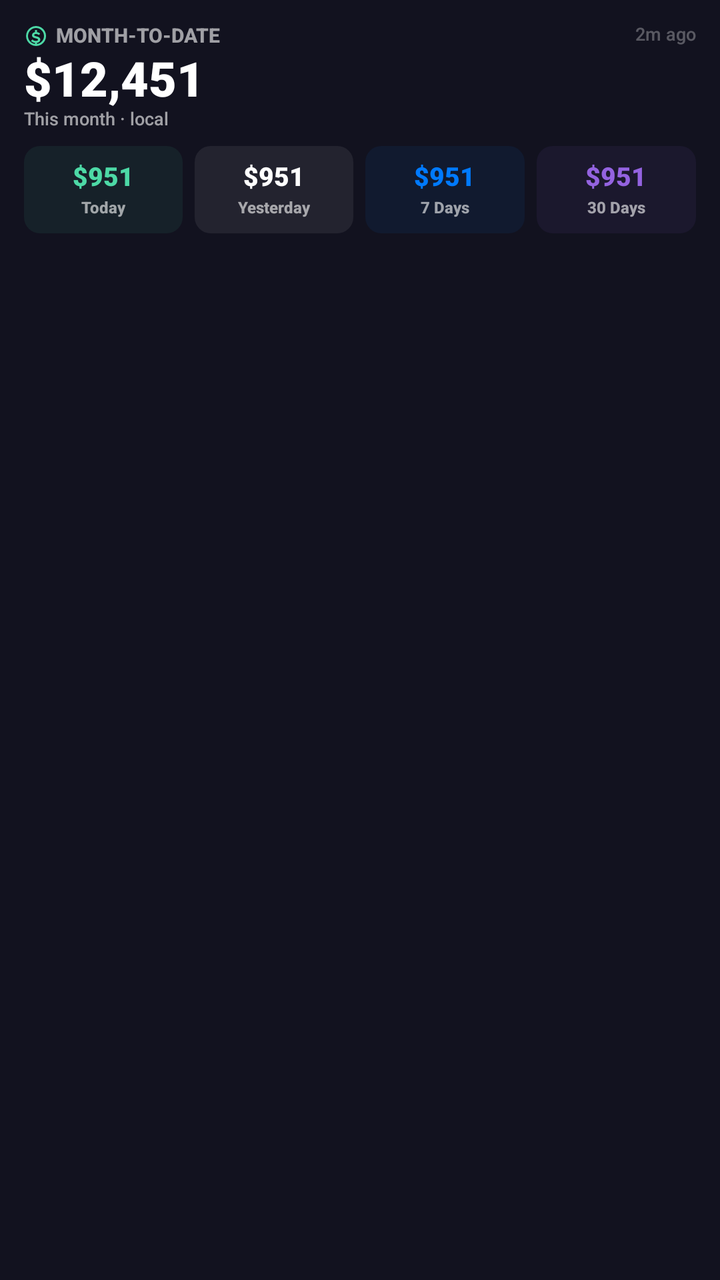
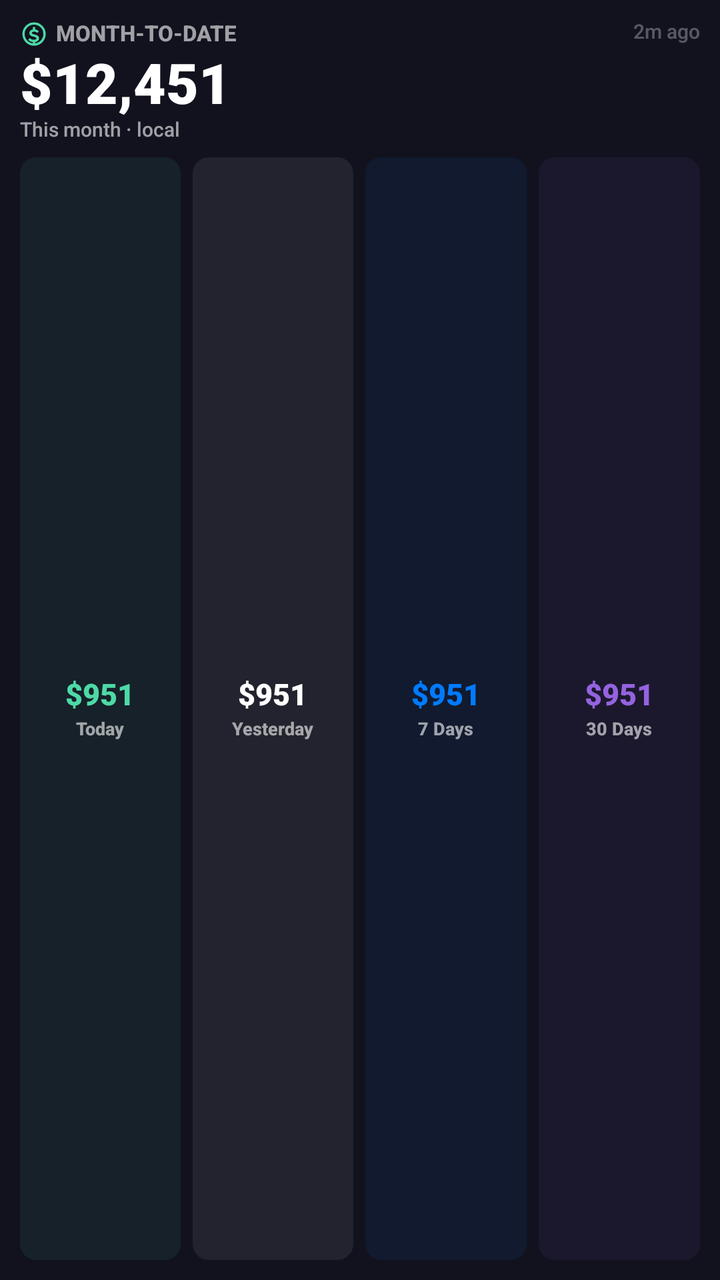

Compare the two renders of this Android layout. The source of the first and the diff that turns it into the second are given below.
<!-- AndroidManifest.xml: fallback theme Theme.MaterialComponents.DayNight.NoActionBar -->
<!-- res/layout/revenue_tab_widget_medium.xml -->
<?xml version="1.0" encoding="utf-8"?>
<LinearLayout xmlns:android="http://schemas.android.com/apk/res/android"
    android:id="@+id/widgetRoot"
    android:layout_width="match_parent"
    android:layout_height="match_parent"
    android:orientation="vertical"
    android:padding="12dp"
    android:background="@color/widgetBackground">

    <LinearLayout android:layout_width="match_parent" android:layout_height="wrap_content" android:orientation="horizontal" android:gravity="top">
        <LinearLayout android:layout_width="0dp" android:layout_height="wrap_content" android:layout_weight="1" android:orientation="vertical">
            <LinearLayout android:layout_width="wrap_content" android:layout_height="wrap_content" android:orientation="horizontal" android:gravity="center_vertical">
                <ImageView
            android:layout_width="12dp"
            android:layout_height="12dp"
            android:src="@drawable/ic_widget_dollar_circle"
            android:contentDescription="@null" />
                <TextView android:layout_width="wrap_content" android:layout_height="wrap_content" android:text="MONTH-TO-DATE" android:textSize="10sp" android:textStyle="bold" android:layout_marginStart="4dp" android:textColor="@color/widgetTextSecondary" android:fontFamily="sans-serif-medium" android:includeFontPadding="false" />
            </LinearLayout>
            <TextView android:id="@+id/tvMtdRevenue" android:layout_width="wrap_content" android:layout_height="wrap_content" android:text="$12,451" android:textSize="24sp" android:textStyle="bold" android:maxLines="1" android:ellipsize="end" android:layout_marginTop="2dp" android:textColor="@color/widgetTextPrimary" android:fontFamily="sans-serif-black" android:includeFontPadding="false" />
            <TextView android:id="@+id/tvMtdLabel" android:layout_width="wrap_content" android:layout_height="wrap_content" android:text="This month · local" android:textSize="9sp" android:textColor="@color/widgetTextSecondary" android:fontFamily="sans-serif-medium" android:includeFontPadding="false" />
        </LinearLayout>
        <TextView android:id="@+id/tvLastUpdated" android:layout_width="wrap_content" android:layout_height="wrap_content" android:text="2m ago" android:textSize="9sp" android:textColor="@color/widgetTextQuaternary" android:fontFamily="sans-serif-medium" android:includeFontPadding="false" />
    </LinearLayout>

    <LinearLayout android:layout_width="match_parent" android:layout_height="wrap_content" android:orientation="horizontal" android:layout_marginTop="8dp">
        <LinearLayout android:layout_width="0dp" android:layout_height="wrap_content" android:layout_weight="1" android:orientation="vertical" android:gravity="center" android:paddingTop="8dp" android:paddingBottom="8dp" android:background="@drawable/bg_period_card_today">
            <TextView android:id="@+id/tvToday" android:layout_width="wrap_content" android:layout_height="wrap_content" android:text="$951" android:textSize="13sp" android:textStyle="bold" android:textColor="@color/widgetAccent" android:fontFamily="sans-serif-black" android:includeFontPadding="false" android:maxLines="1" android:ellipsize="end" />
            <TextView android:layout_width="wrap_content" android:layout_height="wrap_content" android:text="Today" android:textSize="8sp" android:textStyle="bold" android:layout_marginTop="3dp" android:textColor="@color/widgetTextSecondary" android:fontFamily="sans-serif-medium" android:includeFontPadding="false" />
        </LinearLayout>
        <LinearLayout android:layout_width="0dp" android:layout_height="wrap_content" android:layout_weight="1" android:orientation="vertical" android:gravity="center" android:paddingTop="8dp" android:paddingBottom="8dp" android:background="@drawable/bg_period_card_yesterday" android:layout_marginStart="6dp">
            <TextView android:id="@+id/tvYesterday" android:layout_width="wrap_content" android:layout_height="wrap_content" android:text="$951" android:textSize="13sp" android:textStyle="bold" android:textColor="@color/widgetTextPrimary" android:fontFamily="sans-serif-black" android:includeFontPadding="false" android:maxLines="1" android:ellipsize="end" />
            <TextView android:layout_width="wrap_content" android:layout_height="wrap_content" android:text="Yesterday" android:textSize="8sp" android:textStyle="bold" android:layout_marginTop="3dp" android:textColor="@color/widgetTextSecondary" android:fontFamily="sans-serif-medium" android:includeFontPadding="false" />
        </LinearLayout>
        <LinearLayout android:layout_width="0dp" android:layout_height="wrap_content" android:layout_weight="1" android:orientation="vertical" android:gravity="center" android:paddingTop="8dp" android:paddingBottom="8dp" android:background="@drawable/bg_period_card_7days" android:layout_marginStart="6dp">
            <TextView android:id="@+id/tvLast7" android:layout_width="wrap_content" android:layout_height="wrap_content" android:text="$951" android:textSize="13sp" android:textStyle="bold" android:textColor="@color/appleBlue" android:fontFamily="sans-serif-black" android:includeFontPadding="false" android:maxLines="1" android:ellipsize="end" />
            <TextView android:layout_width="wrap_content" android:layout_height="wrap_content" android:text="7 Days" android:textSize="8sp" android:textStyle="bold" android:layout_marginTop="3dp" android:textColor="@color/widgetTextSecondary" android:fontFamily="sans-serif-medium" android:includeFontPadding="false" />
        </LinearLayout>
        <LinearLayout android:layout_width="0dp" android:layout_height="wrap_content" android:layout_weight="1" android:orientation="vertical" android:gravity="center" android:paddingTop="8dp" android:paddingBottom="8dp" android:background="@drawable/bg_period_card_30days" android:layout_marginStart="6dp">
            <TextView android:id="@+id/tvLast30" android:layout_width="wrap_content" android:layout_height="wrap_content" android:text="$951" android:textSize="13sp" android:textStyle="bold" android:textColor="@color/renewalPurple" android:fontFamily="sans-serif-black" android:includeFontPadding="false" android:maxLines="1" android:ellipsize="end" />
            <TextView android:layout_width="wrap_content" android:layout_height="wrap_content" android:text="30 Days" android:textSize="8sp" android:textStyle="bold" android:layout_marginTop="3dp" android:textColor="@color/widgetTextSecondary" android:fontFamily="sans-serif-medium" android:includeFontPadding="false" />
        </LinearLayout>
    </LinearLayout>
</LinearLayout>
<!-- resources referenced by this layout -->
<resources>
  <color name="appleBlue">#007AFF</color>
  <color name="renewalPurple">#9463E0</color>
  <color name="widgetAccent">#4DD9A6</color>
  <color name="widgetBackground">#12121F</color>
  <color name="widgetTextPrimary">#FFFFFFFF</color>
  <color name="widgetTextQuaternary">#4DFFFFFF</color>
  <color name="widgetTextSecondary">#99FFFFFF</color>
  <!-- drawable bg_period_card_30days (drawable) -->
  <?xml version="1.0" encoding="utf-8"?>
  <shape xmlns:android="http://schemas.android.com/apk/res/android"
      android:shape="rectangle">
      <solid android:color="#129463E0" />
      <corners android:radius="8dp" />
  </shape>
  <!-- drawable bg_period_card_7days (drawable) -->
  <?xml version="1.0" encoding="utf-8"?>
  <shape xmlns:android="http://schemas.android.com/apk/res/android"
      android:shape="rectangle">
      <solid android:color="#12007AFF" />
      <corners android:radius="8dp" />
  </shape>
  <!-- drawable bg_period_card_today (drawable) -->
  <?xml version="1.0" encoding="utf-8"?>
  <shape xmlns:android="http://schemas.android.com/apk/res/android"
      android:shape="rectangle">
      <solid android:color="#124DD9A6" />
      <corners android:radius="8dp" />
  </shape>
  <!-- drawable bg_period_card_yesterday (drawable) -->
  <?xml version="1.0" encoding="utf-8"?>
  <shape xmlns:android="http://schemas.android.com/apk/res/android"
      android:shape="rectangle">
      <solid android:color="#12FFFFFF" />
      <corners android:radius="8dp" />
  </shape>
  <!-- drawable ic_widget_dollar_circle (drawable) -->
  <vector xmlns:android="http://schemas.android.com/apk/res/android" android:width="24dp" android:height="24dp" android:viewportWidth="24" android:viewportHeight="24">
      <path android:fillColor="@color/widgetAccent" android:pathData="M12,2a10,10 0,1 0,0.1,0M12,4a8,8 0,1 1,0,16a8,8 0,0 1,0,-16z"/>
      <path android:fillColor="@color/widgetAccent" android:pathData="M11,6h2v2.1c1.4,0.2 2.5,0.8 3.2,1.7l-1.5,1.3c-0.6,-0.7 -1.5,-1.1 -2.7,-1.1c-1.1,0 -1.8,0.4 -1.8,1.1c0,0.7 0.8,0.9 2.4,1.3c2,0.5 3.7,1.2 3.7,3.2c0,1.8 -1.3,3 -3.3,3.3V21h-2v-2.1c-1.8,-0.2 -3.1,-0.9 -4,-2l1.5,-1.4c0.8,0.9 1.9,1.4 3.3,1.4c1.4,0 2.2,-0.4 2.2,-1.2c0,-0.7 -0.7,-1 -2.4,-1.4C9.5,13.8 8,13.1 8,11.2c0,-1.6 1.2,-2.8 3,-3.1V6z"/>
  </vector>
</resources>

<!-- the commit's change to res/layout/revenue_tab_widget_medium.xml (unified diff, before → after) -->
@@ -4,41 +4,41 @@
     android:layout_width="match_parent"
     android:layout_height="match_parent"
     android:orientation="vertical"
-    android:padding="12dp"
+    android:padding="10dp"
     android:background="@color/widgetBackground">
 
     <LinearLayout android:layout_width="match_parent" android:layout_height="wrap_content" android:orientation="horizontal" android:gravity="top">
         <LinearLayout android:layout_width="0dp" android:layout_height="wrap_content" android:layout_weight="1" android:orientation="vertical">
             <LinearLayout android:layout_width="wrap_content" android:layout_height="wrap_content" android:orientation="horizontal" android:gravity="center_vertical">
                 <ImageView
-            android:layout_width="12dp"
-            android:layout_height="12dp"
+            android:layout_width="14dp"
+            android:layout_height="14dp"
             android:src="@drawable/ic_widget_dollar_circle"
             android:contentDescription="@null" />
-                <TextView android:layout_width="wrap_content" android:layout_height="wrap_content" android:text="MONTH-TO-DATE" android:textSize="10sp" android:textStyle="bold" android:layout_marginStart="4dp" android:textColor="@color/widgetTextSecondary" android:fontFamily="sans-serif-medium" android:includeFontPadding="false" />
+                <TextView android:layout_width="wrap_content" android:layout_height="wrap_content" android:text="MONTH-TO-DATE" android:textSize="11sp" android:textStyle="bold" android:layout_marginStart="4dp" android:textColor="@color/widgetTextSecondary" android:fontFamily="sans-serif-medium" android:includeFontPadding="false" />
             </LinearLayout>
-            <TextView android:id="@+id/tvMtdRevenue" android:layout_width="wrap_content" android:layout_height="wrap_content" android:text="$12,451" android:textSize="24sp" android:textStyle="bold" android:maxLines="1" android:ellipsize="end" android:layout_marginTop="2dp" android:textColor="@color/widgetTextPrimary" android:fontFamily="sans-serif-black" android:includeFontPadding="false" />
-            <TextView android:id="@+id/tvMtdLabel" android:layout_width="wrap_content" android:layout_height="wrap_content" android:text="This month · local" android:textSize="9sp" android:textColor="@color/widgetTextSecondary" android:fontFamily="sans-serif-medium" android:includeFontPadding="false" />
+            <TextView android:id="@+id/tvMtdRevenue" android:layout_width="wrap_content" android:layout_height="wrap_content" android:text="$12,451" android:textSize="28sp" android:textStyle="bold" android:maxLines="1" android:ellipsize="end" android:layout_marginTop="2dp" android:textColor="@color/widgetTextPrimary" android:fontFamily="sans-serif-black" android:includeFontPadding="false" />
+            <TextView android:id="@+id/tvMtdLabel" android:layout_width="wrap_content" android:layout_height="wrap_content" android:text="This month · local" android:textSize="10sp" android:textColor="@color/widgetTextSecondary" android:fontFamily="sans-serif-medium" android:includeFontPadding="false" />
         </LinearLayout>
-        <TextView android:id="@+id/tvLastUpdated" android:layout_width="wrap_content" android:layout_height="wrap_content" android:text="2m ago" android:textSize="9sp" android:textColor="@color/widgetTextQuaternary" android:fontFamily="sans-serif-medium" android:includeFontPadding="false" />
+        <TextView android:id="@+id/tvLastUpdated" android:layout_width="wrap_content" android:layout_height="wrap_content" android:text="2m ago" android:textSize="10sp" android:textColor="@color/widgetTextQuaternary" android:fontFamily="sans-serif-medium" android:includeFontPadding="false" />
     </LinearLayout>
 
-    <LinearLayout android:layout_width="match_parent" android:layout_height="wrap_content" android:orientation="horizontal" android:layout_marginTop="8dp">
-        <LinearLayout android:layout_width="0dp" android:layout_height="wrap_content" android:layout_weight="1" android:orientation="vertical" android:gravity="center" android:paddingTop="8dp" android:paddingBottom="8dp" android:background="@drawable/bg_period_card_today">
-            <TextView android:id="@+id/tvToday" android:layout_width="wrap_content" android:layout_height="wrap_content" android:text="$951" android:textSize="13sp" android:textStyle="bold" android:textColor="@color/widgetAccent" android:fontFamily="sans-serif-black" android:includeFontPadding="false" android:maxLines="1" android:ellipsize="end" />
-            <TextView android:layout_width="wrap_content" android:layout_height="wrap_content" android:text="Today" android:textSize="8sp" android:textStyle="bold" android:layout_marginTop="3dp" android:textColor="@color/widgetTextSecondary" android:fontFamily="sans-serif-medium" android:includeFontPadding="false" />
+    <LinearLayout android:layout_width="match_parent" android:layout_height="0dp" android:layout_weight="1" android:orientation="horizontal" android:layout_marginTop="8dp">
+        <LinearLayout android:layout_width="0dp" android:layout_height="match_parent" android:layout_weight="1" android:orientation="vertical" android:gravity="center" android:paddingTop="10dp" android:paddingBottom="10dp" android:background="@drawable/bg_period_card_today">
+            <TextView android:id="@+id/tvToday" android:layout_width="wrap_content" android:layout_height="wrap_content" android:text="$951" android:textSize="15sp" android:textStyle="bold" android:textColor="@color/widgetAccent" android:fontFamily="sans-serif-black" android:includeFontPadding="false" android:maxLines="1" android:ellipsize="end" />
+            <TextView android:layout_width="wrap_content" android:layout_height="wrap_content" android:text="Today" android:textSize="9sp" android:textStyle="bold" android:layout_marginTop="3dp" android:textColor="@color/widgetTextSecondary" android:fontFamily="sans-serif-medium" android:includeFontPadding="false" />
         </LinearLayout>
-        <LinearLayout android:layout_width="0dp" android:layout_height="wrap_content" android:layout_weight="1" android:orientation="vertical" android:gravity="center" android:paddingTop="8dp" android:paddingBottom="8dp" android:background="@drawable/bg_period_card_yesterday" android:layout_marginStart="6dp">
-            <TextView android:id="@+id/tvYesterday" android:layout_width="wrap_content" android:layout_height="wrap_content" android:text="$951" android:textSize="13sp" android:textStyle="bold" android:textColor="@color/widgetTextPrimary" android:fontFamily="sans-serif-black" android:includeFontPadding="false" android:maxLines="1" android:ellipsize="end" />
-            <TextView android:layout_width="wrap_content" android:layout_height="wrap_content" android:text="Yesterday" android:textSize="8sp" android:textStyle="bold" android:layout_marginTop="3dp" android:textColor="@color/widgetTextSecondary" android:fontFamily="sans-serif-medium" android:includeFontPadding="false" />
+        <LinearLayout android:layout_width="0dp" android:layout_height="match_parent" android:layout_weight="1" android:orientation="vertical" android:gravity="center" android:paddingTop="10dp" android:paddingBottom="10dp" android:background="@drawable/bg_period_card_yesterday" android:layout_marginStart="6dp">
+            <TextView android:id="@+id/tvYesterday" android:layout_width="wrap_content" android:layout_height="wrap_content" android:text="$951" android:textSize="15sp" android:textStyle="bold" android:textColor="@color/widgetTextPrimary" android:fontFamily="sans-serif-black" android:includeFontPadding="false" android:maxLines="1" android:ellipsize="end" />
+            <TextView android:layout_width="wrap_content" android:layout_height="wrap_content" android:text="Yesterday" android:textSize="9sp" android:textStyle="bold" android:layout_marginTop="3dp" android:textColor="@color/widgetTextSecondary" android:fontFamily="sans-serif-medium" android:includeFontPadding="false" />
         </LinearLayout>
-        <LinearLayout android:layout_width="0dp" android:layout_height="wrap_content" android:layout_weight="1" android:orientation="vertical" android:gravity="center" android:paddingTop="8dp" android:paddingBottom="8dp" android:background="@drawable/bg_period_card_7days" android:layout_marginStart="6dp">
-            <TextView android:id="@+id/tvLast7" android:layout_width="wrap_content" android:layout_height="wrap_content" android:text="$951" android:textSize="13sp" android:textStyle="bold" android:textColor="@color/appleBlue" android:fontFamily="sans-serif-black" android:includeFontPadding="false" android:maxLines="1" android:ellipsize="end" />
-            <TextView android:layout_width="wrap_content" android:layout_height="wrap_content" android:text="7 Days" android:textSize="8sp" android:textStyle="bold" android:layout_marginTop="3dp" android:textColor="@color/widgetTextSecondary" android:fontFamily="sans-serif-medium" android:includeFontPadding="false" />
+        <LinearLayout android:layout_width="0dp" android:layout_height="match_parent" android:layout_weight="1" android:orientation="vertical" android:gravity="center" android:paddingTop="10dp" android:paddingBottom="10dp" android:background="@drawable/bg_period_card_7days" android:layout_marginStart="6dp">
+            <TextView android:id="@+id/tvLast7" android:layout_width="wrap_content" android:layout_height="wrap_content" android:text="$951" android:textSize="15sp" android:textStyle="bold" android:textColor="@color/appleBlue" android:fontFamily="sans-serif-black" android:includeFontPadding="false" android:maxLines="1" android:ellipsize="end" />
+            <TextView android:layout_width="wrap_content" android:layout_height="wrap_content" android:text="7 Days" android:textSize="9sp" android:textStyle="bold" android:layout_marginTop="3dp" android:textColor="@color/widgetTextSecondary" android:fontFamily="sans-serif-medium" android:includeFontPadding="false" />
         </LinearLayout>
-        <LinearLayout android:layout_width="0dp" android:layout_height="wrap_content" android:layout_weight="1" android:orientation="vertical" android:gravity="center" android:paddingTop="8dp" android:paddingBottom="8dp" android:background="@drawable/bg_period_card_30days" android:layout_marginStart="6dp">
-            <TextView android:id="@+id/tvLast30" android:layout_width="wrap_content" android:layout_height="wrap_content" android:text="$951" android:textSize="13sp" android:textStyle="bold" android:textColor="@color/renewalPurple" android:fontFamily="sans-serif-black" android:includeFontPadding="false" android:maxLines="1" android:ellipsize="end" />
-            <TextView android:layout_width="wrap_content" android:layout_height="wrap_content" android:text="30 Days" android:textSize="8sp" android:textStyle="bold" android:layout_marginTop="3dp" android:textColor="@color/widgetTextSecondary" android:fontFamily="sans-serif-medium" android:includeFontPadding="false" />
+        <LinearLayout android:layout_width="0dp" android:layout_height="match_parent" android:layout_weight="1" android:orientation="vertical" android:gravity="center" android:paddingTop="10dp" android:paddingBottom="10dp" android:background="@drawable/bg_period_card_30days" android:layout_marginStart="6dp">
+            <TextView android:id="@+id/tvLast30" android:layout_width="wrap_content" android:layout_height="wrap_content" android:text="$951" android:textSize="15sp" android:textStyle="bold" android:textColor="@color/renewalPurple" android:fontFamily="sans-serif-black" android:includeFontPadding="false" android:maxLines="1" android:ellipsize="end" />
+            <TextView android:layout_width="wrap_content" android:layout_height="wrap_content" android:text="30 Days" android:textSize="9sp" android:textStyle="bold" android:layout_marginTop="3dp" android:textColor="@color/widgetTextSecondary" android:fontFamily="sans-serif-medium" android:includeFontPadding="false" />
         </LinearLayout>
     </LinearLayout>
 </LinearLayout>
